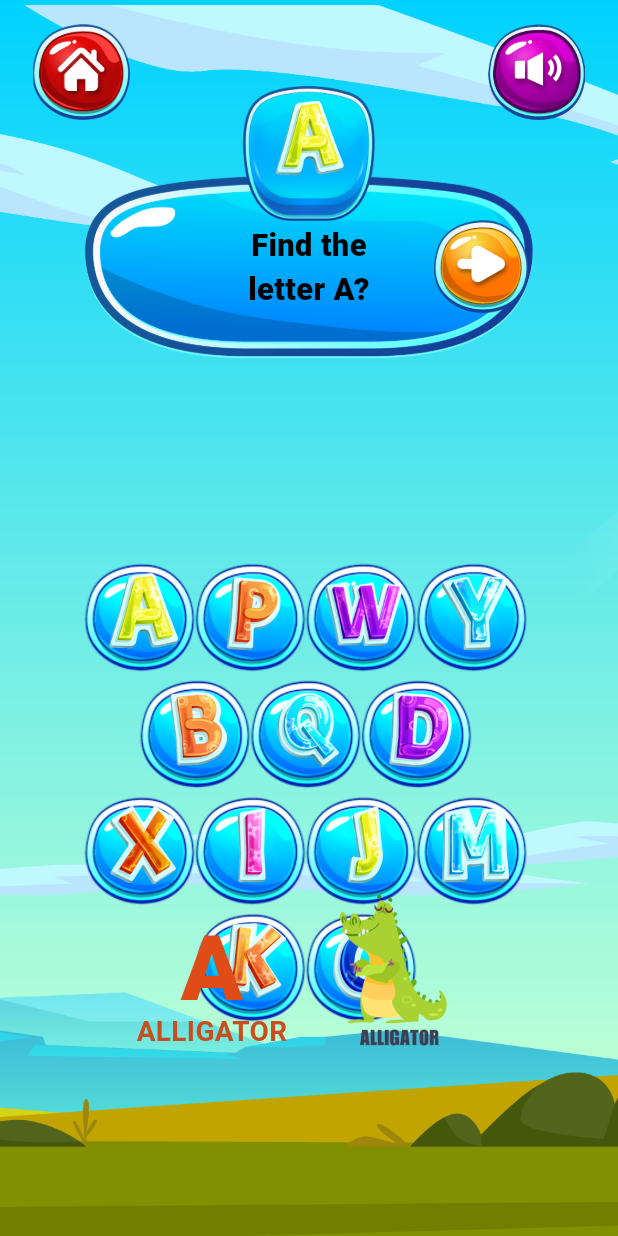
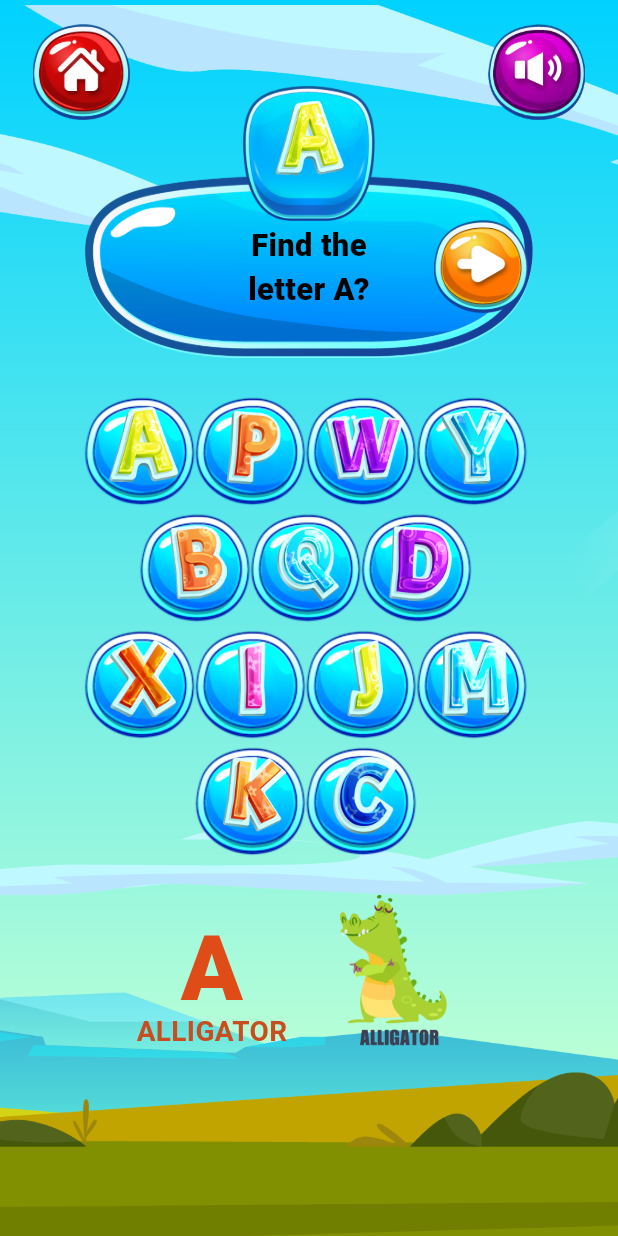
Before and after one commit to Mdkaifee/LearningAbc, a Flutter app: the FindLetterScreen screen opened directly, on a phone screen of 412 x 824 dp. Run offline on Flutter 3.47's test engine with Material 3 defaults, Android fonts, the phone set to English and light mode, and no system bars; our stand-ins replace audioplayers, video_player; Roboto replaces fonts that are missing (Avenir).

Commit message:
Initial commit

```diff
--- a/lib/screens/modules/find_letter_screen.dart
+++ b/lib/screens/modules/find_letter_screen.dart
@@ -73,14 +73,14 @@ class _FindLetterScreenState extends State<FindLetterScreen> {
                       _topBar(scale),
                       SizedBox(height: 1 * scale),
                       _header(scale, contentWidth),
-                      SizedBox(height: 2 * scale),
+                      SizedBox(height: 0),
                       Expanded(
                         child: Stack(
                           children: [
                             Align(
                               alignment: Alignment.topCenter,
                               child: Transform.translate(
-                                offset: Offset(0, -4 * scale),
+                                offset: Offset(0, -116 * scale),
                                 child: _bubbleGrid(
                                   scale: scale,
                                   contentWidth: contentWidth,
```
